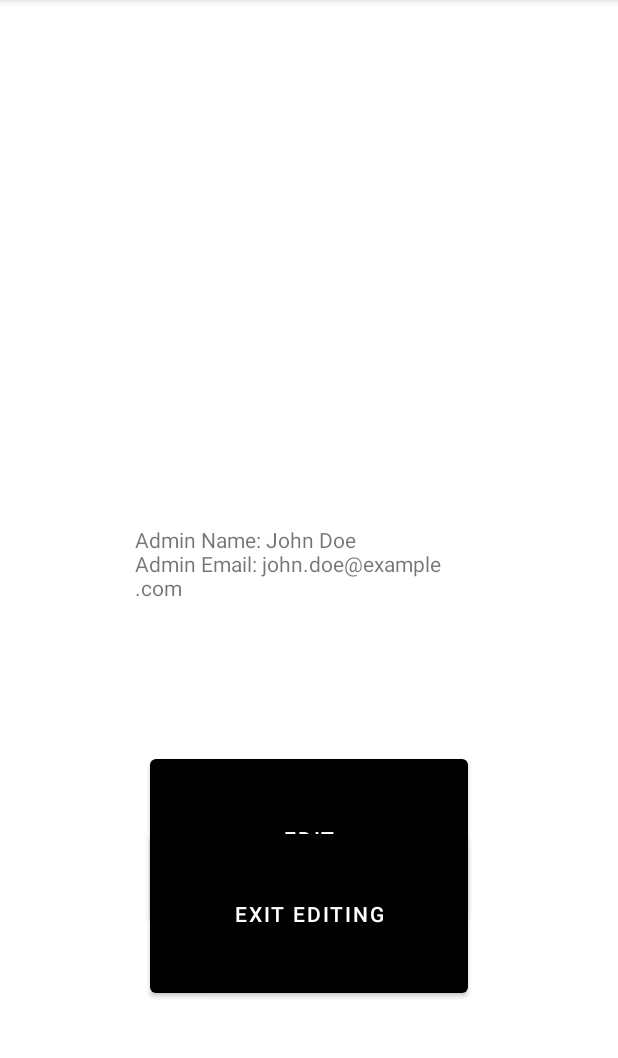
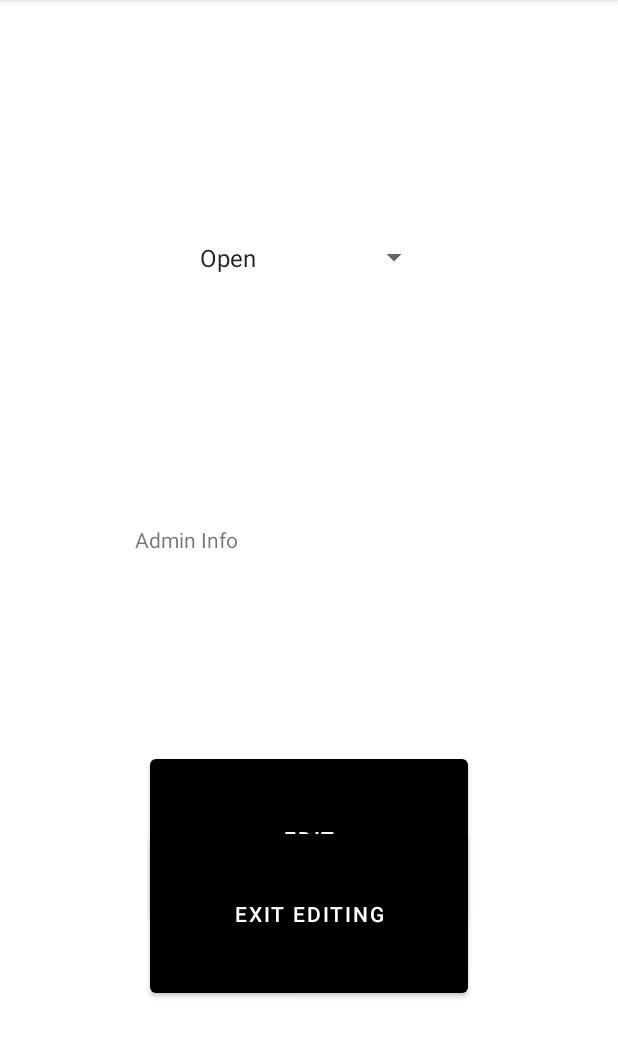
Before and after one commit to Azfa34/DEVNINJAS-ELLYMART, an Android app: the Dashboard screen opened directly, with no data from a screen before it, on a phone screen of 412 x 824 dp, the part 84-1142 px from its top. Run offline under Robolectric (Android 15) with nearby library versions, the phone set to English and light mode, and no system bars; our stand-ins replace Firebase (no records; nobody signed in at launch, a user with empty details on screens opened directly).

Commit message:
Admin Info/Operation status On Dashboard (Azfa) 21/12

```diff
--- a/app/src/main/java/com/example/ellymartarkedcengal/Dashboard.java
+++ b/app/src/main/java/com/example/ellymartarkedcengal/Dashboard.java
@@ -11,6 +11,9 @@ import androidx.drawerlayout.widget.DrawerLayout;
 
 import android.os.Bundle;
 import android.view.MenuItem;
+import android.widget.AdapterView;
+import android.widget.ArrayAdapter;
+import android.widget.Spinner;
 import android.widget.Toast;
 
 import com.google.android.material.navigation.NavigationView;
@@ -18,13 +21,21 @@ import android.widget.Button;
 import android.widget.TextView;
 
 import com.example.ellymartarkedcengal.EditAdminInfoActivity;
+import com.google.firebase.auth.FirebaseAuth;
+import com.google.firebase.auth.FirebaseUser;
+import com.google.firebase.database.DataSnapshot;
+import com.google.firebase.database.DatabaseError;
+import com.google.firebase.database.DatabaseReference;
+import com.google.firebase.database.FirebaseDatabase;
+import com.google.firebase.database.ValueEventListener;
 
 public class Dashboard extends AppCompatActivity {
     DrawerLayout drawerLayout;
     NavigationView navigationView;
     ActionBarDrawerToggle drawerToggle;
     TextView adminInfoTextView;
-     Button btnEditAdminInfo;
+    Button btnEditAdminInfo;
+    DatabaseReference usersRef;
     private static final int EDIT_ADMIN_INFO_REQUEST = 1;
 
     @Override
@@ -48,12 +59,34 @@ public class Dashboard extends AppCompatActivity {
         drawerLayout.addDrawerListener(drawerToggle);
         drawerToggle.syncState();
         getSupportActionBar().setDisplayHomeAsUpEnabled(true);
-
+        usersRef = FirebaseDatabase.getInstance().getReference().child("users");
         Intent intent = getIntent();
         boolean isAdminUser = intent.getBooleanExtra("isAdminUser", true);
 
         setNavigationViewHeader(isAdminUser);
         updateAdminInfoDisplay();
+
+        String[] items = {"Open", "On Break", "Closed"};
+
+        ArrayAdapter<String> adapter = new ArrayAdapter<>(this, android.R.layout.simple_spinner_item, items);
+        adapter.setDropDownViewResource(android.R.layout.simple_spinner_dropdown_item);
+        Spinner spinner = findViewById(R.id.spinner); // Make sure to change this to your actual Spinner ID
+        spinner.setAdapter(adapter);
+
+        // Step 7: Handle item selection (optional)
+        spinner.setOnItemSelectedListener(new AdapterView.OnItemSelectedListener() {
+            @Override
+            public void onItemSelected(AdapterView parentView, View selectedItemView, int position, long id) {
+                // Handle the item selection here
+                String selectedItem = items[position];
+                Toast.makeText(Dashboard.this, "Selected: " + selectedItem, Toast.LENGTH_SHORT).show();
+            }
+
+            @Override
+            public void onNothingSelected(AdapterView<?> parentView) {
+                // Do nothing here
+            }
+        });
         btnEditAdminInfo.setOnClickListener(new View.OnClickListener() {
             @Override
             public void onClick(View v) {
@@ -145,10 +178,35 @@ public class Dashboard extends AppCompatActivity {
     }
 
     private void updateAdminInfoDisplay() {
+        FirebaseUser user = FirebaseAuth.getInstance().getCurrentUser();
 
-        adminInfoTextView.setText("Admin Name: John Doe\nAdmin Email: john.doe@example.com");
+        if (user != null) {
+
+            String userId = user.getUid();
+
+            DatabaseReference userRef = usersRef.child(userId);
+            userRef.addListenerForSingleValueEvent(new ValueEventListener() {
+                @Override
+                public void onDataChange(@NonNull DataSnapshot dataSnapshot) {
+                    if (dataSnapshot.exists()) {
+                        String adminName = dataSnapshot.child("name").getValue(String.class);
+                        String adminEmail = user.getEmail();
+
+                        if (adminName != null) {
+                            adminInfoTextView.setText("Admin Name: " + adminName + "\nAdmin Email: " + adminEmail);
+                        } else {
+                            adminInfoTextView.setText("Admin Email: " + adminEmail);
+                        }
+                    }
+                }
+
+                @Override
+                public void onCancelled(@NonNull DatabaseError databaseError) {
+                    // Handle errors
+                }
+            });
+        }
     }
-
     @Override
     protected void onActivityResult(int requestCode, int resultCode, @Nullable Intent data) {
         super.onActivityResult(requestCode, resultCode, data);
--- a/app/src/main/java/com/example/ellymartarkedcengal/MainActivity.java
+++ b/app/src/main/java/com/example/ellymartarkedcengal/MainActivity.java
@@ -122,6 +122,7 @@ public class MainActivity extends AppCompatActivity {
             usersRef.child(userId).setValue(user);
 
 
+
             Toast.makeText(MainActivity.this, "Details saved successfully", Toast.LENGTH_SHORT).show();
         } else {
             Toast.makeText(MainActivity.this, "Please fill in all fields", Toast.LENGTH_SHORT).show();
--- a/app/src/main/res/layout/activity_dashboard.xml
+++ b/app/src/main/res/layout/activity_dashboard.xml
@@ -9,6 +9,15 @@
     android:id="@+id/drawer_layout"
     tools:context=".Dashboard">
 
+    <Spinner
+        android:id="@+id/spinner"
+        android:layout_width="match_parent"
+        android:layout_height="100dp"
+        android:layout_marginStart="125dp"
+        android:layout_marginTop="125dp"
+        android:layout_marginBottom="550dp"
+        android:layout_marginEnd="125dp" />
+
     <TextView
         android:id="@+id/adminInfoTextView"
         android:layout_width="match_parent"
@@ -18,7 +27,6 @@
         android:layout_marginTop="350dp"
         android:layout_marginEnd="90dp"
         android:text="Admin Info" />
-
     <Button
         android:id="@+id/btnEditAdminInfo"
         android:layout_width="match_parent"
@@ -42,6 +50,7 @@
         android:layout_marginEnd="100dp"/>
 
 
+
     <com.google.android.material.navigation.NavigationView
         android:layout_width="wrap_content"
         android:layout_height="match_parent"
```
